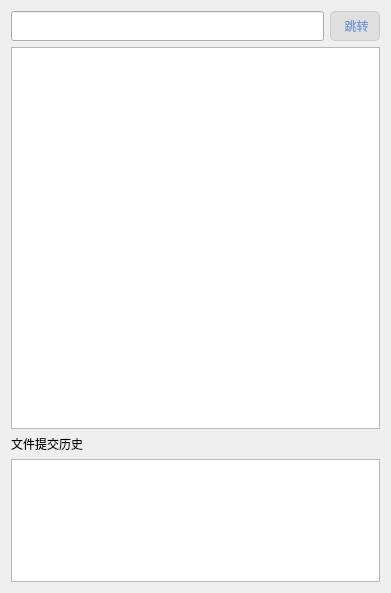
Qt form filetag/WFileTag.ui (3548848289/SmartDesk) before a commit.
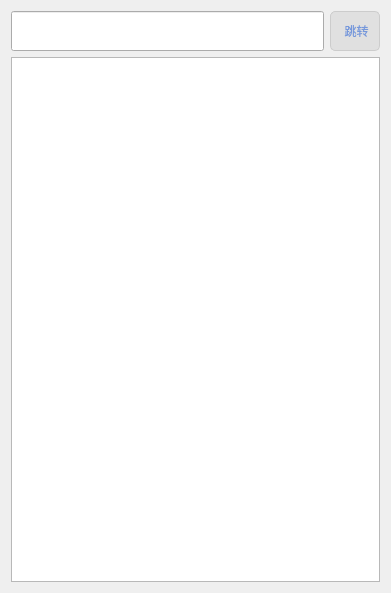
The same form after that commit.

Commit message: WFileHis:客户端无法判断文件列表的文件是何时提交的

```diff
--- a/filetag/WFileTag.ui
+++ b/filetag/WFileTag.ui
@@ -18,7 +18,7 @@
   </property>
   <layout class="QGridLayout" name="gridLayout">
    <item row="0" column="0">
-    <layout class="QVBoxLayout" name="verticalLayout" stretch="1,13,5">
+    <layout class="QVBoxLayout" name="verticalLayout" stretch="1,13">
      <item>
       <layout class="QHBoxLayout" name="horizontalLayout" stretch="7,1">
        <property name="spacing">
@@ -78,20 +78,6 @@
        </property>
       </widget>
      </item>
-     <item>
-      <layout class="QVBoxLayout" name="verticalLayout_2">
-       <item>
-        <widget class="QLabel" name="label">
-         <property name="text">
-          <string>文件提交历史</string>
-         </property>
-        </widget>
-       </item>
-       <item>
-        <widget class="QListWidget" name="listWidget"/>
-       </item>
-      </layout>
-     </item>
     </layout>
    </item>
   </layout>
```
The commit also changes 18 other files.
